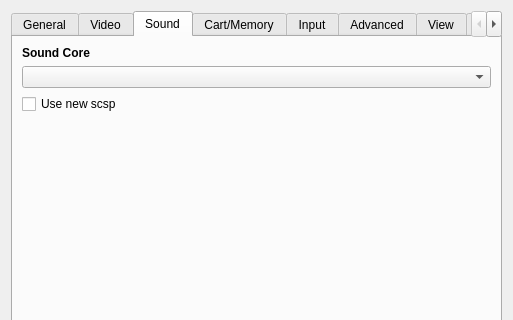
First picture: the form in yabause/src/qt/ui/UISettings.ui, repository Yabause/yabause, before the edit; both pictures show x 0 to 513 and y 0 to 320 of the 513 by 563 pixel window.
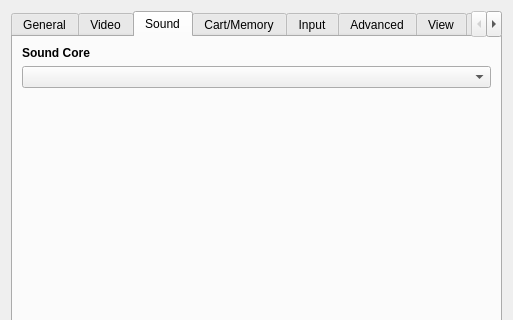
Second picture: the form after the edit. The open tabs and pages were chosen to show the change. Custom widgets are drawn as their Qt base class.

Commit message: Get rid of old scsp

Diff of the .ui file:
```diff
--- a/yabause/src/qt/ui/UISettings.ui
+++ b/yabause/src/qt/ui/UISettings.ui
@@ -411,13 +411,6 @@
        <item>
         <widget class="QComboBox" name="cbSoundCore"/>
        </item>
-       <item>
-        <widget class="QCheckBox" name="cbNewScsp">
-         <property name="text">
-          <string>Use new scsp</string>
-         </property>
-        </widget>
-       </item>
        <item>
         <spacer>
          <property name="orientation">
```
The commit also changes 7 other files.
